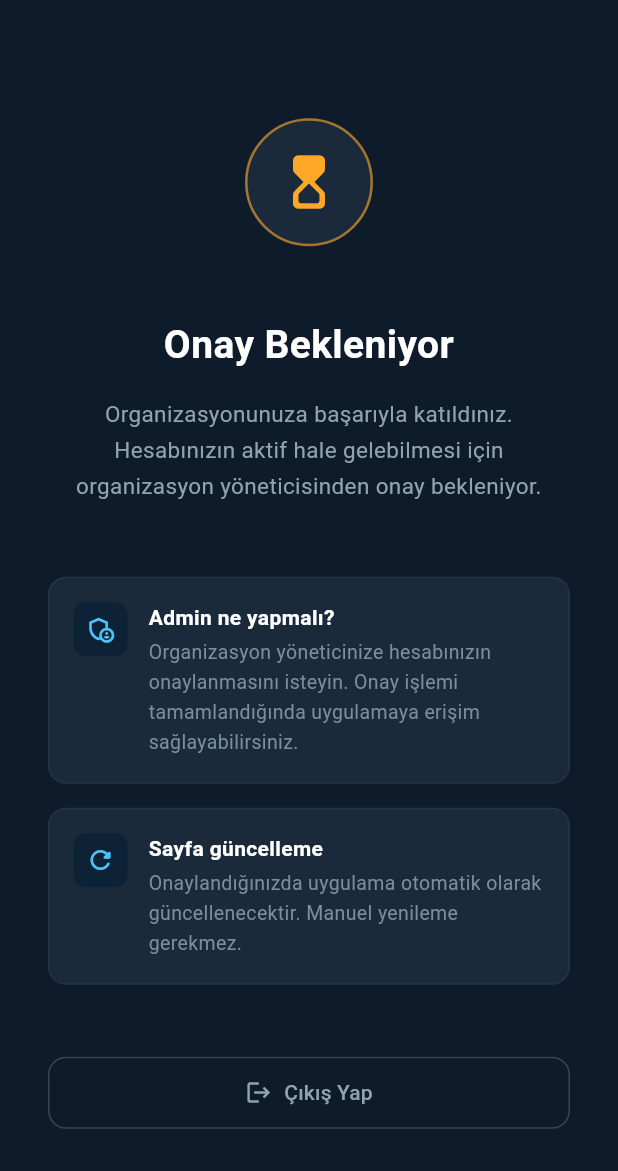
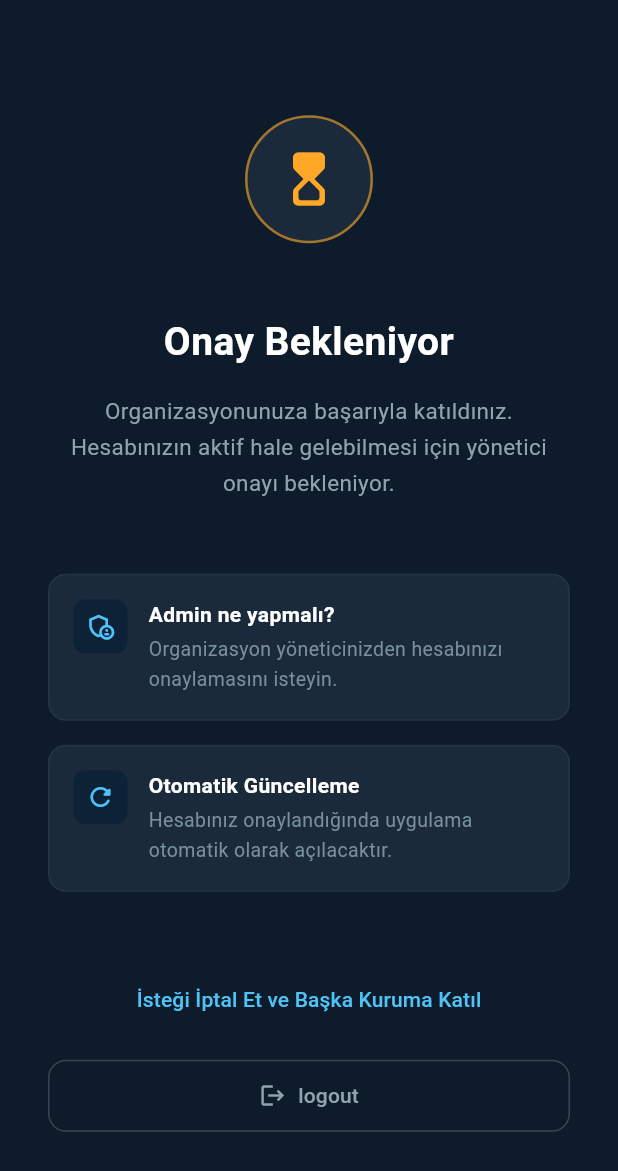
Before and after one commit to mskozyigit/takipversie1, a Flutter app: the screen it shows once a user with an empty profile is signed in, on a phone screen of 412 x 824 dp. Shown: the top 1171 px of the screen. Run offline on Flutter 3.47's test engine with Material 3 defaults, Android fonts, the phone set to English and light mode, and no system bars; our stand-ins replace cloud_firestore, firebase_auth, firebase_core, flutter_riverpod, google_sign_in, table_calendar; accounts and stored records are empty; network calls fail.

Commit message:
Restore missing UI buttons, add Cancel Request for Workers, and implement Multi-Day Calendar View

```diff
--- a/lib/screens/pending_screen.dart
+++ b/lib/screens/pending_screen.dart
@@ -7,6 +7,8 @@ class PendingScreen extends ConsumerWidget {
 
   @override
   Widget build(BuildContext context, WidgetRef ref) {
+    final l10n = ref.read(translationProvider.notifier);
+
     return Scaffold(
       backgroundColor: const Color(0xFF0D1B2A),
       body: SafeArea(
@@ -21,10 +23,10 @@ class PendingScreen extends ConsumerWidget {
               const SizedBox(height: 40),
 
               // Başlık
-              const Text(
-                'Onay Bekleniyor',
+              Text(
+                l10n.translate('pending_title'),
                 textAlign: TextAlign.center,
-                style: TextStyle(
+                style: const TextStyle(
                   color: Colors.white,
                   fontSize: 26,
                   fontWeight: FontWeight.bold,
@@ -33,10 +35,10 @@ class PendingScreen extends ConsumerWidget {
               const SizedBox(height: 16),
 
               // Açıklama
-              const Text(
-                'Organizasyonunuza başarıyla katıldınız.\nHesabınızın aktif hale gelebilmesi için organizasyon yöneticisinden onay bekleniyor.',
+              Text(
+                l10n.translate('pending_subtitle'),
                 textAlign: TextAlign.center,
-                style: TextStyle(
+                style: const TextStyle(
                   color: Color(0xFF90A4AE),
                   fontSize: 15,
                   height: 1.6,
@@ -47,18 +49,27 @@ class PendingScreen extends ConsumerWidget {
               // Bilgi kartları
               _InfoCard(
                 icon: Icons.admin_panel_settings_outlined,
-                title: 'Admin ne yapmalı?',
-                description:
-                    'Organizasyon yöneticinize hesabınızın onaylanmasını isteyin. Onay işlemi tamamlandığında uygulamaya erişim sağlayabilirsiniz.',
+                title: l10n.translate('pending_admin_help'),
+                description: l10n.translate('pending_admin_desc'),
               ),
               const SizedBox(height: 16),
               _InfoCard(
                 icon: Icons.refresh_rounded,
-                title: 'Sayfa güncelleme',
-                description:
-                    'Onaylandığınızda uygulama otomatik olarak güncellenecektir. Manuel yenileme gerekmez.',
+                title: l10n.translate('pending_auto_refresh'),
+                description: l10n.translate('pending_auto_refresh_desc'),
               ),
               const SizedBox(height: 48),
+
+              // İsteği İptal Et butonu
+              TextButton(
+                onPressed: () => ref.read(authProvider.notifier).cancelJoinRequest(),
+                child: Text(
+                  l10n.translate('pending_cancel_request'),
+                  style: const TextStyle(color: Color(0xFF4FC3F7)),
+                ),
+              ),
+
+              const SizedBox(height: 16),
 
               // Çıkış yap butonu
               OutlinedButton.icon(
@@ -72,7 +83,7 @@ class PendingScreen extends ConsumerWidget {
                   ),
                 ),
                 icon: const Icon(Icons.logout, size: 18),
-                label: const Text('Çıkış Yap'),
+                label: Text(l10n.translate('logout')),
               ),
             ],
           ),
@@ -80,6 +91,8 @@ class PendingScreen extends ConsumerWidget {
       ),
     );
   }
+}
+
 }
 
 // -----------------------------------------------------------------------
```
Also changed, not shown: lib/providers/auth_provider.dart (+12 -0 lines), lib/providers/translations.dart (+18 -3 lines), lib/screens/calendar_home_screen.dart (+105 -25 lines).
